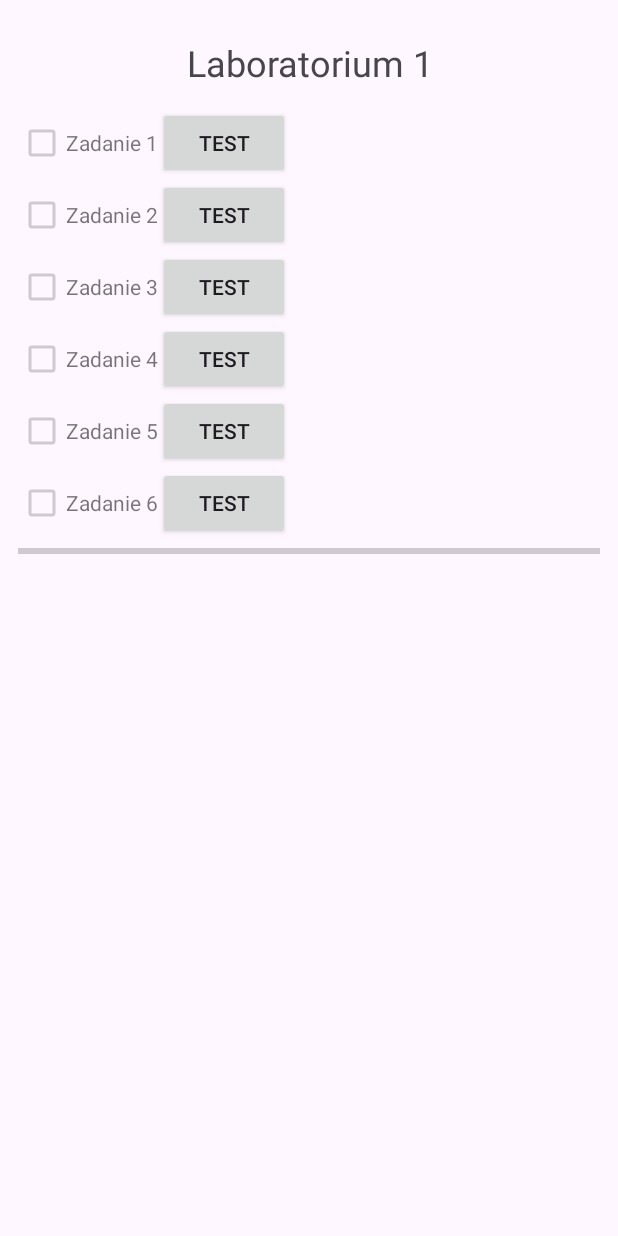
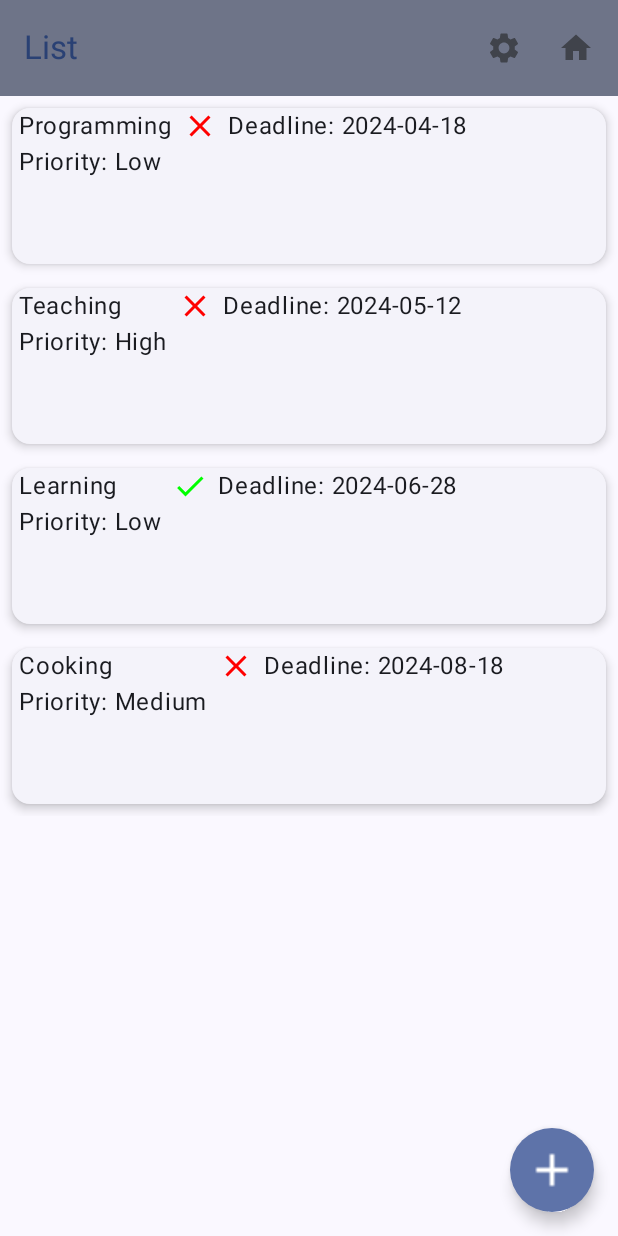
Before and after one commit to OlehKniaziev/mobile-apps-lab, an Android app built with Jetpack Compose: the screen it shows after launch (Lab01Activity before the commit, MainActivity after it), after a tap on "Lab01", on a phone screen of 412 x 824 dp. Run offline under Robolectric (Android 15) with nearby library versions, the phone set to English and light mode, and no system bars.

Commit message:
Finished Lab6 tasks

```diff
--- a/app/src/main/AndroidManifest.xml
+++ b/app/src/main/AndroidManifest.xml
@@ -12,6 +12,11 @@
         android:supportsRtl="true"
         android:theme="@style/Theme.Lab2"
         tools:targetApi="31">
+        <activity
+            android:name="lab6.MainActivity"
+            android:exported="false"
+            android:label="@string/title_activity_main"
+            android:theme="@style/Theme.Lab2" />
         <activity
             android:name="lab3.Lab03Activity"
             android:exported="false" />
--- a/app/src/main/java/com/example/lab1/MainActivity.kt
+++ b/app/src/main/java/com/example/lab1/MainActivity.kt
@@ -32,4 +32,9 @@ class MainActivity : AppCompatActivity() {
         val intent = Intent(this, Lab2Activity::class.java);
         startActivity(intent);
     }
+
+    fun onClickMainBtnRunLab06(v: View) {
+        val intent = Intent(this, lab6.MainActivity::class.java)
+        startActivity(intent)
+    }
 }
--- /dev/null
+++ b/app/src/main/java/lab6/MainActivity.kt
@@ -0,0 +1,297 @@
+package lab6
+
+import android.os.Bundle
+import androidx.activity.ComponentActivity
+import androidx.activity.compose.setContent
+import androidx.activity.enableEdgeToEdge
+import androidx.compose.foundation.layout.*
+import androidx.compose.foundation.lazy.LazyColumn
+import androidx.compose.foundation.shape.CircleShape
+import androidx.compose.material.icons.Icons
+import androidx.compose.material.icons.filled.*
+import androidx.compose.material3.ExperimentalMaterial3Api
+import androidx.compose.material3.*
+import androidx.compose.runtime.Composable
+import androidx.compose.runtime.getValue
+import androidx.compose.runtime.mutableStateOf
+import androidx.compose.runtime.remember
+import androidx.compose.runtime.setValue
+import androidx.compose.ui.Modifier
+import androidx.compose.ui.draw.scale
+import androidx.compose.ui.graphics.Color
+import androidx.compose.ui.res.painterResource
+import androidx.compose.ui.tooling.preview.Preview
+import androidx.compose.ui.unit.dp
+import androidx.compose.ui.unit.sp
+import androidx.navigation.NavController
+import androidx.navigation.compose.NavHost
+import androidx.navigation.compose.composable
+import androidx.navigation.compose.rememberNavController
+import lab6.ui.theme.Lab6Theme
+import java.time.LocalDate
+import com.example.lab2.R
+import java.time.Instant
+import java.time.ZoneId
+
+class MainActivity : ComponentActivity() {
+    override fun onCreate(savedInstanceState: Bundle?) {
+        super.onCreate(savedInstanceState)
+        enableEdgeToEdge()
+        setContent {
+            Lab6Theme {
+                Surface(
+                    modifier = Modifier.fillMaxSize(), color = MaterialTheme.colorScheme.background
+                ) {
+                    MainScreen()
+                }
+            }
+        }
+    }
+
+    @Composable
+    fun MainScreen() {
+        val navController = rememberNavController()
+        NavHost(navController = navController, startDestination = "list") {
+            composable("list") { ListScreen(navController = navController) }
+            composable("form") { FormScreen(navController = navController) }
+        }
+    }
+
+    @Preview(showBackground = true)
+    @Composable
+    fun MainScreenPreview() {
+        Lab6Theme {
+            MainScreen(
+            )
+        }
+    }
+}
+
+@Composable
+fun Greeting(name: String, modifier: Modifier = Modifier) {
+    Text(
+        text = "Hello $name!", modifier = modifier
+    )
+}
+
+@Preview(showBackground = true)
+@Composable
+fun GreetingPreview() {
+    Lab6Theme {
+        Greeting("Android")
+    }
+}
+
+@OptIn(ExperimentalMaterial3Api::class)
+@Composable
+fun ListScreen(navController: NavController) {
+    Scaffold(floatingActionButton = {
+        FloatingActionButton(shape = CircleShape, content = {
+            Icon(
+                imageVector = Icons.Filled.Add,
+                contentDescription = "Add task",
+                modifier = Modifier.scale(1.5f)
+            )
+        }, onClick = {
+            navController.navigate("form")
+        })
+    }, topBar = {
+        AppTopBar(
+            navController = navController, title = "List", showBackIcon = false, route = "list"
+        )
+    }, content = {
+        LazyColumn(modifier = Modifier.padding(it)) {
+            items(todoTasks.size) { item ->
+                ListItem(item = todoTasks[item])
+            }
+        }
+    })
+}
+
+data class FormState(val title: String, val priority: Priority, val date: LocalDate)
+
+@OptIn(ExperimentalMaterial3Api::class)
+@Composable
+fun FormScreen(navController: NavController) {
+    var title by remember { mutableStateOf("") }
+    val datePickerState = rememberDatePickerState()
+    var priority by remember { mutableStateOf(Priority.Low) }
+
+    Scaffold(topBar = {
+        val date = Instant.ofEpochMilli(datePickerState.selectedDateMillis ?: 0)
+            .atZone(ZoneId.systemDefault())
+            .toLocalDate()
+        AppTopBar(
+            navController = navController,
+            title = "Form",
+            showBackIcon = true,
+            route = "form",
+            formState = FormState(title, priority, date),
+        )
+    }, content = { pad ->
+        Column(
+            modifier = Modifier.padding(pad), verticalArrangement = Arrangement.spacedBy(10.dp)
+        ) {
+            OutlinedTextField(
+                value = title,
+                onValueChange = { title = it },
+                label = { Text("Title") })
+
+            var showPriority by remember { mutableStateOf(false) }
+
+            IconButton(onClick = { showPriority = !showPriority }) {
+                Icon(Icons.Default.Star, contentDescription = "Select priority")
+            }
+
+            Row {
+                Text(text = priority.toString())
+
+                DropdownMenu(
+                    expanded = showPriority,
+                    onDismissRequest = { showPriority = false },
+                ) {
+                    DropdownMenuItem(
+                        text = { Text("Low") },
+                        onClick = { priority = Priority.Low; showPriority = false },
+                    )
+                    DropdownMenuItem(
+                        text = { Text("Medium") },
+                        onClick = { priority = Priority.Medium; showPriority = false },
+                    )
+                    DropdownMenuItem(
+                        text = { Text("High") },
+                        onClick = { priority = Priority.High; showPriority = false },
+                    )
+                }
+            }
+
+            var showDialog by remember { mutableStateOf(false) }
+
+            if (showDialog) {
+                DatePickerDialog(onDismissRequest = { showDialog = false }, confirmButton = {
+                    TextButton(onClick = { showDialog = false }) {
+                        Text("Ok")
+                    }
+                }, dismissButton = {
+                    TextButton(onClick = { showDialog = false }) {
+                        Text("Cancel")
+                    }
+                }) {
+                    DatePicker(state = datePickerState)
+                }
+            }
+
+            IconButton(onClick = { showDialog = true }) {
+                Icon(Icons.Default.DateRange, contentDescription = "Select deadline")
+            }
+        }
+    })
+}
+
+@OptIn(ExperimentalMaterial3Api::class)
+@Composable
+fun AppTopBar(
+    navController: NavController,
+    title: String,
+    showBackIcon: Boolean,
+    route: String,
+    formState: FormState? = null,
+) {
+    TopAppBar(
+        colors = TopAppBarDefaults.topAppBarColors(
+            containerColor = MaterialTheme.colorScheme.secondaryContainer,
+            titleContentColor = MaterialTheme.colorScheme.primary
+        ), title = { Text(text = title) }, navigationIcon = {
+            if (showBackIcon) {
+                IconButton(onClick = { navController.navigate("list") }) {
+                    Icon(
+                        imageVector = Icons.Filled.ArrowBack, contentDescription = "Back"
+                    )
+                }
+            }
+        }, actions = {
+            if (route == "form") {
+                OutlinedButton(
+                    onClick = {
+                        if (formState == null) throw IllegalArgumentException("formState")
+
+                        val todo = TodoTask(
+                            title = formState.title,
+                            deadline = formState.date,
+                            isDone = false,
+                            priority = formState.priority,
+                        )
+
+                        todoTasks.add(todo)
+                        navController.navigate("list")
+                    }) {
+                    Text(
+                        text = "Zapisz", fontSize = 18.sp
+                    )
+                }
+            } else {
+                IconButton(onClick = { /*TODO*/ }) {
+                    Icon(imageVector = Icons.Default.Settings, contentDescription = "")
+                }
+                IconButton(onClick = { /*TODO*/ }) {
+                    Icon(imageVector = Icons.Default.Home, contentDescription = "")
+                }
+            }
+        })
+}
+
+@Composable
+fun ListItem(item: TodoTask, modifier: Modifier = Modifier) {
+    ElevatedCard(
+        modifier = modifier
+            .fillMaxWidth()
+            .heightIn(120.dp)
+            .padding(8.dp),
+        elevation = CardDefaults.cardElevation(
+            defaultElevation = 4.dp
+        )
+    ) {
+        Row(Modifier.padding(horizontal = 1.dp)) {
+            Column(Modifier.padding(horizontal = 3.dp)) {
+                Text(text = item.title)
+                Text(text = "Priority: ${item.priority}")
+            }
+            Column(Modifier.padding(horizontal = 3.dp)) {
+                var iconTint: Color
+                var iconResource: Int
+                if (item.isDone) {
+                    iconResource = R.drawable.baseline_done_24
+                    iconTint = Color(0, 255, 0, 255)
+                } else {
+                    iconResource = R.drawable.baseline_not_done_24
+                    iconTint = Color(255, 0, 0, 255)
+                }
+
+                Icon(
+                    painter = painterResource(iconResource),
+                    contentDescription = "isDone",
+                    tint = iconTint
+                )
+            }
+            Column(Modifier.padding(horizontal = 3.dp)) {
+                Text(text = "Deadline: ${item.deadline}")
+            }
+        }
+    }
+}
+
+
+val todoTasks = mutableListOf(
+    TodoTask("Programming", LocalDate.of(2024, 4, 18), false, Priority.Low),
+    TodoTask("Teaching", LocalDate.of(2024, 5, 12), false, Priority.High),
+    TodoTask("Learning", LocalDate.of(2024, 6, 28), true, Priority.Low),
+    TodoTask("Cooking", LocalDate.of(2024, 8, 18), false, Priority.Medium),
+)
+
+enum class Priority() {
+    High, Medium, Low
+}
+
+data class TodoTask(
+    val title: String, val deadline: LocalDate, val isDone: Boolean, val priority: Priority
+)
--- /dev/null
+++ b/app/src/main/java/lab6/ui/theme/Color.kt
@@ -0,0 +1,11 @@
+package lab6.ui.theme
+
+import androidx.compose.ui.graphics.Color
+
+val Purple80 = Color(0xFFD0BCFF)
+val PurpleGrey80 = Color(0xFFCCC2DC)
+val Pink80 = Color(0xFFEFB8C8)
+
+val Purple40 = Color(0xFF6650a4)
+val PurpleGrey40 = Color(0xFF625b71)
+val Pink40 = Color(0xFF7D5260)
--- /dev/null
+++ b/app/src/main/java/lab6/ui/theme/Theme.kt
@@ -0,0 +1,57 @@
+package lab6.ui.theme
+
+import android.os.Build
+import androidx.compose.foundation.isSystemInDarkTheme
+import androidx.compose.material3.MaterialTheme
+import androidx.compose.material3.darkColorScheme
+import androidx.compose.material3.dynamicDarkColorScheme
+import androidx.compose.material3.dynamicLightColorScheme
+import androidx.compose.material3.lightColorScheme
+import androidx.compose.runtime.Composable
+import androidx.compose.ui.platform.LocalContext
+
+private val DarkColorScheme = darkColorScheme(
+    primary = Purple80,
+    secondary = PurpleGrey80,
+    tertiary = Pink80
+)
+
+private val LightColorScheme = lightColorScheme(
+    primary = Purple40,
+    secondary = PurpleGrey40,
+    tertiary = Pink40
+
+    /* Other default colors to override
+    background = Color(0xFFFFFBFE),
+    surface = Color(0xFFFFFBFE),
+    onPrimary = Color.White,
+    onSecondary = Color.White,
+    onTertiary = Color.White,
+    onBackground = Color(0xFF1C1B1F),
+    onSurface = Color(0xFF1C1B1F),
+    */
+)
+
+@Composable
+fun Lab6Theme(
+    darkTheme: Boolean = isSystemInDarkTheme(),
+    // Dynamic color is available on Android 12+
+    dynamicColor: Boolean = true,
+    content: @Composable () -> Unit
+) {
+    val colorScheme = when {
+        dynamicColor && Build.VERSION.SDK_INT >= Build.VERSION_CODES.S -> {
+            val context = LocalContext.current
+            if (darkTheme) dynamicDarkColorScheme(context) else dynamicLightColorScheme(context)
+        }
+
+        darkTheme -> DarkColorScheme
+        else -> LightColorScheme
+    }
+
+    MaterialTheme(
+        colorScheme = colorScheme,
+        typography = Typography,
+        content = content
+    )
+}
--- /dev/null
+++ b/app/src/main/java/lab6/ui/theme/Type.kt
@@ -0,0 +1,34 @@
+package lab6.ui.theme
+
+import androidx.compose.material3.Typography
+import androidx.compose.ui.text.TextStyle
+import androidx.compose.ui.text.font.FontFamily
+import androidx.compose.ui.text.font.FontWeight
+import androidx.compose.ui.unit.sp
+
+// Set of Material typography styles to start with
+val Typography = Typography(
+    bodyLarge = TextStyle(
+        fontFamily = FontFamily.Default,
+        fontWeight = FontWeight.Normal,
+        fontSize = 16.sp,
+        lineHeight = 24.sp,
+        letterSpacing = 0.5.sp
+    )
+    /* Other default text styles to override
+    titleLarge = TextStyle(
+        fontFamily = FontFamily.Default,
+        fontWeight = FontWeight.Normal,
+        fontSize = 22.sp,
+        lineHeight = 28.sp,
+        letterSpacing = 0.sp
+    ),
+    labelSmall = TextStyle(
+        fontFamily = FontFamily.Default,
+        fontWeight = FontWeight.Medium,
+        fontSize = 11.sp,
+        lineHeight = 16.sp,
+        letterSpacing = 0.5.sp
+    )
+    */
+)
--- /dev/null
+++ b/app/src/main/res/drawable/baseline_done_24.xml
@@ -0,0 +1,5 @@
+<vector xmlns:android="http://schemas.android.com/apk/res/android" android:height="24dp" android:tint="#00FD59" android:viewportHeight="24" android:viewportWidth="24" android:width="24dp">
+
+    <path android:fillColor="@android:color/white" android:pathData="M9,16.17L4.83,12l-1.42,1.41L9,19 21,7l-1.41,-1.41z"/>
+
+</vector>
--- /dev/null
+++ b/app/src/main/res/drawable/baseline_not_done_24.xml
@@ -0,0 +1,5 @@
+<vector xmlns:android="http://schemas.android.com/apk/res/android" android:height="24dp" android:tint="#FF0000" android:viewportHeight="24" android:viewportWidth="24" android:width="24dp">
+
+    <path android:fillColor="@android:color/white" android:pathData="M19,6.41L17.59,5 12,10.59 6.41,5 5,6.41 10.59,12 5,17.59 6.41,19 12,13.41 17.59,19 19,17.59 13.41,12z"/>
+
+</vector>
--- a/app/src/main/res/values/strings.xml
+++ b/app/src/main/res/values/strings.xml
@@ -2,4 +2,6 @@
     <string name="app_name">Lab2</string>
     <string name="lab02">Lab02</string>
     <string name="lab01">Lab01</string>
+    <string name="title_activity_main">MainActivity</string>
+    <string name="lab06">Lab 6</string>
 </resources>
--- a/build.gradle.kts
+++ b/build.gradle.kts
@@ -2,4 +2,5 @@
 plugins {
     alias(libs.plugins.android.application) apply false
     alias(libs.plugins.jetbrains.kotlin.android) apply false
+    alias(libs.plugins.kotlin.compose) apply false
 }
```
Also changed, not shown: app/build.gradle.kts (+20 -4 lines), app/src/main/res/layout/activity_main.xml (+12 -0 lines), gradle/libs.versions.toml (+15 -1 lines).
